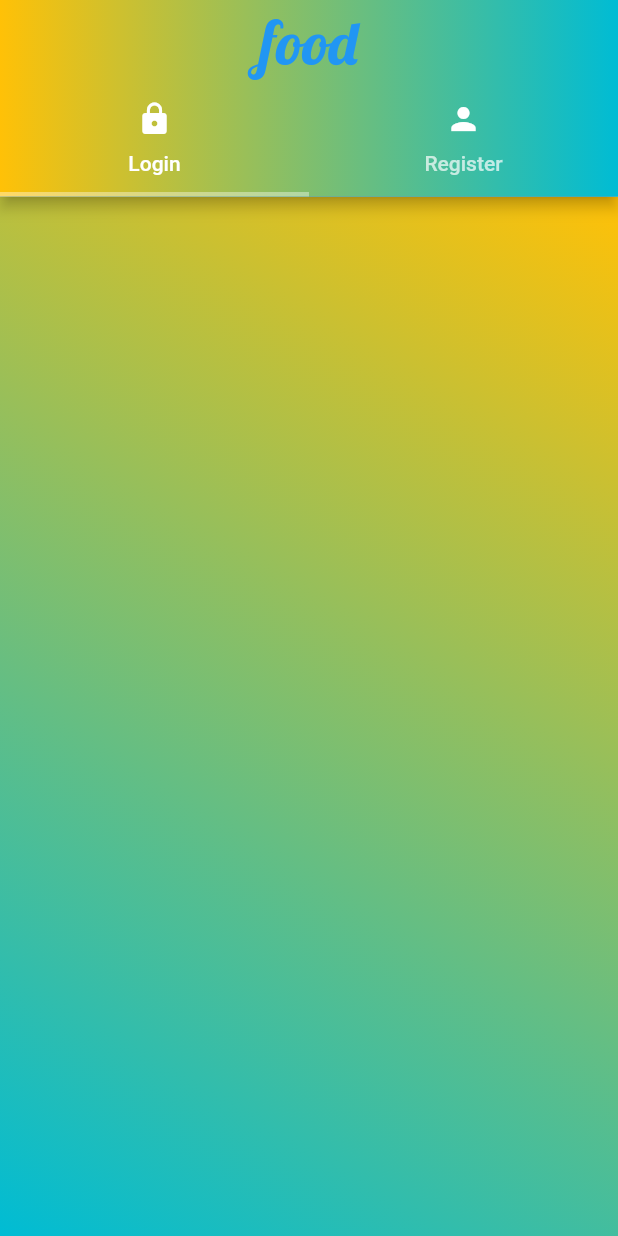
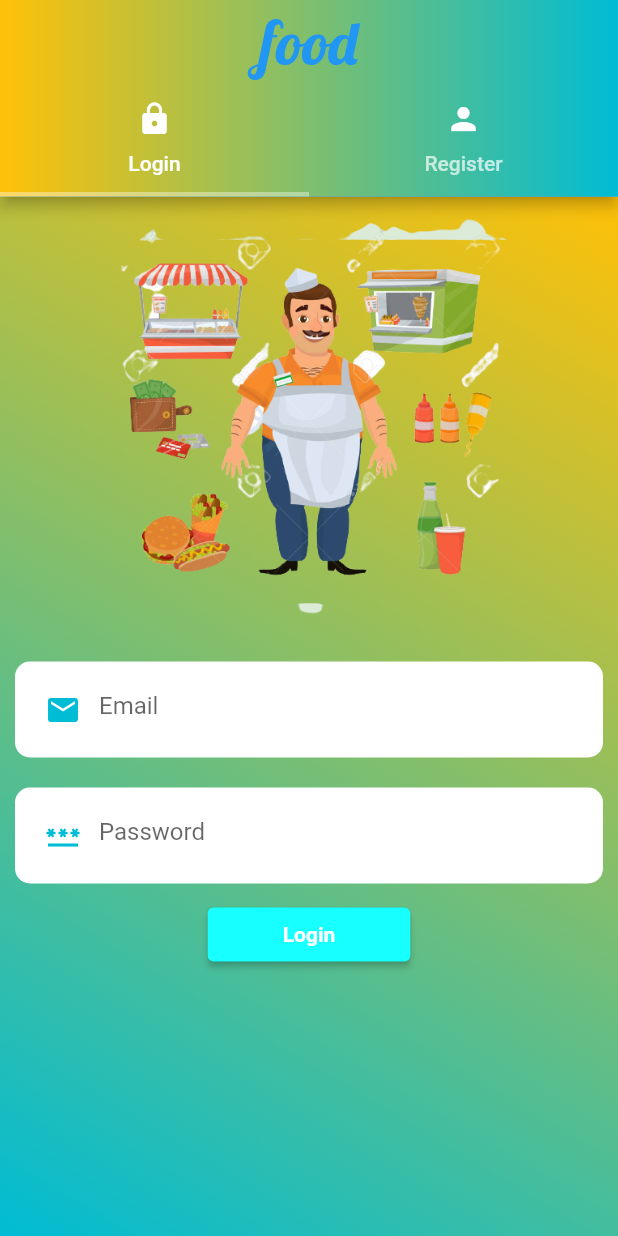
Before and after one commit to winsongr/seller, a Flutter app: the screen it shows after launch, on a phone screen of 412 x 824 dp. Run offline on Flutter 3.47's test engine with Material 2 defaults, Android fonts, the phone set to English and light mode, and no system bars; our stand-ins replace image_picker; missing offline and left inert: image_picker_for_web.

Commit message:
login screen

```diff
--- a/lib/auth/login.dart
+++ b/lib/auth/login.dart
@@ -1,4 +1,5 @@
 import 'package:flutter/material.dart';
+import 'package:seller/widgets/cus_textfield.dart';
 
 class LoginScreen extends StatefulWidget {
   const LoginScreen({Key? key}) : super(key: key);
@@ -8,8 +9,60 @@ class LoginScreen extends StatefulWidget {
 }
 
 class _LoginScreenState extends State<LoginScreen> {
+  final GlobalKey<FormState> _formKey = GlobalKey<FormState>();
+  TextEditingController emailController = TextEditingController();
+  TextEditingController passwordController = TextEditingController();
   @override
   Widget build(BuildContext context) {
-    return Container();
+    return SingleChildScrollView(
+      child: Column(
+        mainAxisSize: MainAxisSize.max,
+        children: [
+          Container(
+            alignment: Alignment.bottomCenter,
+            child: Padding(
+              padding: const EdgeInsets.all(15),
+              child: Image.asset(
+                "images/seller.png",
+                height: 270,
+              ),
+            ),
+          ),
+          Form(
+            key: _formKey,
+            child: Column(
+              children: [
+                CustomTextField(
+                  isObsecre: false,
+                  data: Icons.email,
+                  controller: emailController,
+                  hintText: "Email",
+                ),
+                CustomTextField(
+                    isObsecre: true,
+                    hintText: "Password",
+                    controller: passwordController,
+                    data: Icons.password),
+              ],
+            ),
+          ),
+          ElevatedButton(
+            onPressed: () => print("sign in"),
+            child: const Text(
+              "Login",
+              style:
+                  TextStyle(color: Colors.white, fontWeight: FontWeight.bold),
+            ),
+            style: ElevatedButton.styleFrom(
+                primary: Colors.cyanAccent,
+                padding:
+                    const EdgeInsets.symmetric(horizontal: 50, vertical: 10)),
+          ),
+          const SizedBox(
+            height: 30,
+          )
+        ],
+      ),
+    );
   }
 }
--- a/lib/auth/register.dart
+++ b/lib/auth/register.dart
@@ -132,7 +132,7 @@ class _RegisterScreenState extends State<RegisterScreen> {
               style: ElevatedButton.styleFrom(
                 primary: Colors.red,
                 padding:
-                    const EdgeInsets.symmetric(horizontal: 80, vertical: 10),
+                    const EdgeInsets.symmetric(horizontal: 40, vertical: 20),
               ),
             ),const SizedBox(height: 25,)
           ],
```
Also changed, not shown: 1 other file.
